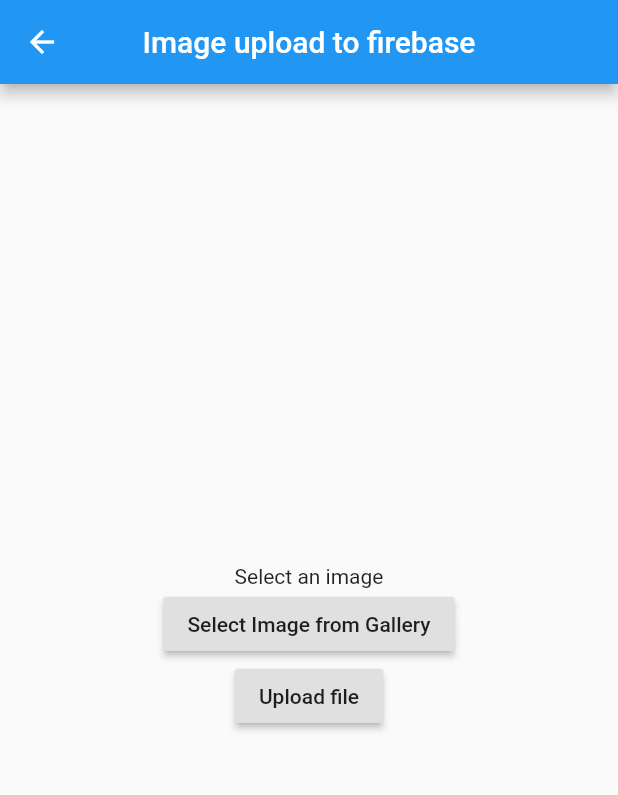
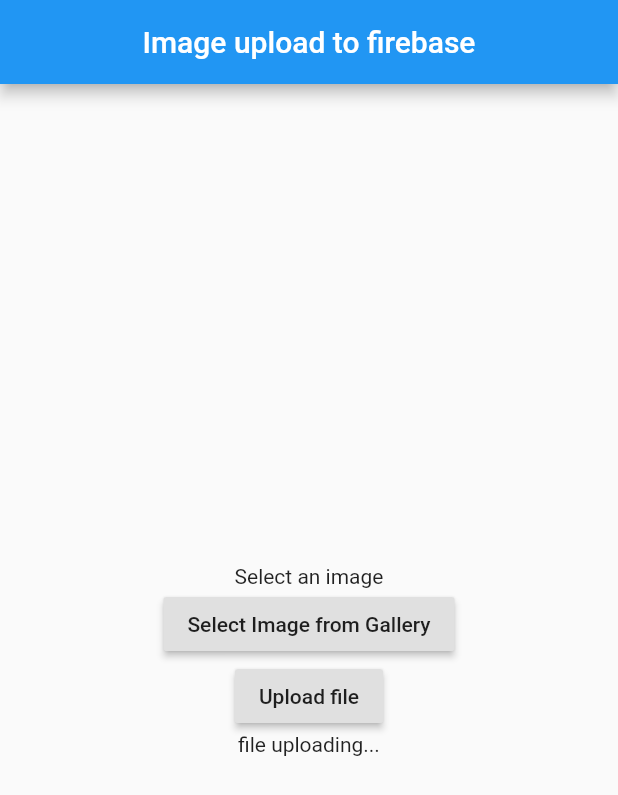
Before and after one commit to hemanth2k13/flutterdemo, a Flutter app: the UploadFile screen opened directly, after a tap on "Upload file", on a phone screen of 412 x 824 dp. Shown: the top 795 px of the screen. Run offline on Flutter 3.47's test engine with Material 2 defaults, Android fonts, the phone set to English and light mode, and no system bars; our stand-ins replace firebase_auth, firebase_storage, fluttertoast, image_picker; missing offline and left inert: flutter_facebook_login, flutter_webview_plugin; accounts and stored records are empty; network calls fail.

```diff
--- a/lib/UploadFile.dart
+++ b/lib/UploadFile.dart
@@ -26,7 +26,15 @@ class _UploadFileState extends State<UploadFile> {
       sampleImage = tempImage;
     });
   }
+  Future getImageLink(StorageUploadTask task) async {
 
+    StorageTaskSnapshot taskSnapshot = await task.onComplete;
+    String downloadUrl = await taskSnapshot.ref.getDownloadURL();
+    setState(() {
+      downloadImagelink= 'Firestore url: '+downloadUrl;
+    });
+
+  }
   @override
   Widget build(BuildContext context) {
     return new Scaffold(
@@ -42,32 +50,33 @@ class _UploadFileState extends State<UploadFile> {
             RaisedButton(
               child: Text("Select Image from Gallery"),
               onPressed: () {
+                setState(() {
+                  downloadImagelink=null;
+                });
                 getImage();
               },
             ),
             RaisedButton(
               child: Text("Upload file"),
               onPressed: () async {
+                setState(() {
+                  downloadImagelink= 'file uploading...';
+                });
                 final String fileName = Random().nextInt(10000).toString() +'.$JPG';
                 final StorageReference firebaseStorageRef =
                 FirebaseStorage.instance.ref().child(fileName);
                 final StorageUploadTask task =
                 firebaseStorageRef.putFile(sampleImage);
-                StorageTaskSnapshot taskSnapshot = await task.onComplete;
-                String downloadUrl = await taskSnapshot.ref.getDownloadURL();
-                downloadImagelink= await taskSnapshot.ref.getDownloadURL();
-                print('download url '+downloadUrl);
-                AlertDialog(
-                  title: Text(downloadUrl),
-                );
-//                uploadresult(task);
+                getImageLink(task);
               },
             ),
-            downloadImagelink == null ? Text('') :  Text('Download link '+downloadImagelink),
+            downloadImagelink == null ? Text('File link ') :  Text(downloadImagelink),
           ],
         ),
       ),// This trailing comma makes auto-formatting nicer for build methods.
     );
   }
 
+
+
 }
--- a/pubspec.yaml
+++ b/pubspec.yaml
@@ -36,6 +36,7 @@ dev_dependencies:
   firebase_auth: 0.14.0+4
   image_picker: ^0.6.1+4
   firebase_storage: ^3.0.6
+  fluttertoast: ^3.1.2
 
 
 # For information on the generic Dart part of this file, see the
```
Also changed, not shown: lib/main.dart (+27 -14 lines), pubspec.lock.
